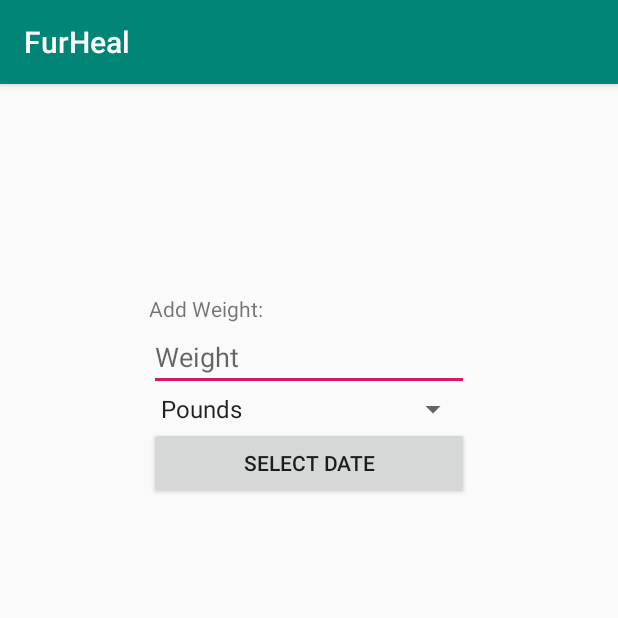
After one commit to kdow/FurHeal, an Android app: the AddWeightActivity screen opened directly, with no data from a screen before it, on a phone screen of 412 x 824 dp, the top half of it. The commit adds this screen. Run offline under Robolectric (Android 15) with nearby library versions, the phone set to English and light mode, and no system bars.

Commit message:
Add user input fields to add weight page

```diff
--- a/app/build.gradle
+++ b/app/build.gradle
@@ -27,4 +27,7 @@ dependencies {
     androidTestImplementation 'androidx.test:runner:1.2.0'
     androidTestImplementation 'androidx.test.espresso:espresso-core:3.2.0'
     implementation 'androidx.recyclerview:recyclerview:1.0.0'
+    implementation 'com.google.firebase:firebase-core:17.0.0'
 }
+
+apply plugin: 'com.google.gms.google-services'
--- a/app/src/main/AndroidManifest.xml
+++ b/app/src/main/AndroidManifest.xml
@@ -9,6 +9,7 @@
         android:roundIcon="@mipmap/ic_launcher_round"
         android:supportsRtl="true"
         android:theme="@style/AppTheme">
+        <activity android:name=".AddWeightActivity"></activity>
         <activity android:name=".WeightActivity"></activity>
         <activity android:name=".MainActivity">
             <intent-filter>
--- /dev/null
+++ b/app/src/main/java/com/myapp/android/furheal/AddWeightActivity.java
@@ -0,0 +1,73 @@
+package com.myapp.android.furheal;
+
+import android.app.DatePickerDialog;
+import android.os.Bundle;
+import android.util.Log;
+import android.view.View;
+import android.widget.AdapterView;
+import android.widget.ArrayAdapter;
+import android.widget.DatePicker;
+import android.widget.Spinner;
+import android.widget.TextView;
+
+import androidx.appcompat.app.AppCompatActivity;
+
+import java.util.Calendar;
+
+public class AddWeightActivity extends AppCompatActivity {
+
+    TextView date;
+    DatePickerDialog datePickerDialog;
+    int year;
+    int month;
+    int dayOfMonth;
+    Calendar calendar;
+
+    private View selectDate;
+
+    @Override
+    protected void onCreate(Bundle savedInstanceState) {
+        super.onCreate(savedInstanceState);
+        setContentView(R.layout.activity_add_weight);
+
+        Spinner spin = (Spinner) findViewById(R.id.add_weights_spinner);
+        ArrayAdapter<CharSequence> adapter = ArrayAdapter.createFromResource(this,
+                R.array.weight_options_array, android.R.layout.simple_spinner_item);
+        adapter.setDropDownViewResource(android.R.layout.simple_spinner_item);
+        spin.setAdapter(adapter);
+
+        spin.setOnItemSelectedListener(new AdapterView.OnItemSelectedListener() {
+            @Override
+            public void onItemSelected(AdapterView<?> parent, View view,
+                                       int position, long id) {
+                Log.v("item", (String) parent.getItemAtPosition(position));
+            }
+
+            @Override
+            public void onNothingSelected(AdapterView<?> parent) {
+            }
+        });
+
+        selectDate = findViewById(R.id.weight_date);
+        date = findViewById(R.id.tvDate);
+
+        selectDate.setOnClickListener(new View.OnClickListener() {
+            @Override
+            public void onClick(View view) {
+                calendar = Calendar.getInstance();
+                year = calendar.get(Calendar.YEAR);
+                month = calendar.get(Calendar.MONTH);
+                dayOfMonth = calendar.get(Calendar.DAY_OF_MONTH);
+                datePickerDialog = new DatePickerDialog(AddWeightActivity.this,
+                        new DatePickerDialog.OnDateSetListener() {
+                            @Override
+                            public void onDateSet(DatePicker datePicker, int year, int month, int day) {
+                                date.setText((month + 1) + "/" + day + "/" + year);
+                            }
+                        }, year, month, dayOfMonth);
+                datePickerDialog.getDatePicker();
+                datePickerDialog.show();
+            }
+        });
+    }
+}
--- /dev/null
+++ b/app/src/main/res/layout/activity_add_weight.xml
@@ -0,0 +1,51 @@
+<?xml version="1.0" encoding="utf-8"?>
+<RelativeLayout xmlns:android="http://schemas.android.com/apk/res/android"
+    android:layout_width="match_parent"
+    android:layout_height="match_parent"
+    android:orientation="vertical">
+    <LinearLayout
+        android:layout_width="wrap_content"
+        android:layout_height="wrap_content"
+        android:orientation="vertical"
+        android:layout_alignParentTop="true"
+        android:layout_centerHorizontal="true"
+        android:layout_marginTop="120dp"
+        android:id="@+id/linearLayout">
+
+        <TextView
+            android:id="@+id/textView4"
+            android:layout_width="match_parent"
+            android:layout_height="wrap_content"
+            android:layout_below="@+id/linearLayout"
+            android:layout_centerHorizontal="true"
+            android:layout_marginTop="20dp"
+            android:text="Add Weight:" />
+
+        <EditText
+            android:id="@+id/editText"
+            android:layout_width="wrap_content"
+            android:layout_height="wrap_content"
+            android:ems="10"
+            android:hint="Weight"
+            android:inputType="numberDecimal" />
+
+        <Spinner
+            android:id="@+id/add_weights_spinner"
+            android:layout_width="fill_parent"
+            android:layout_height="wrap_content" />
+
+        <Button
+            android:id="@+id/weight_date"
+            android:text="Select Date"
+            android:layout_width="match_parent"
+            android:layout_height="wrap_content" />
+
+        <TextView
+            android:id="@+id/tvDate"
+            android:layout_width="wrap_content"
+            android:layout_height="wrap_content"
+            android:text="" />
+
+    </LinearLayout>
+
+</RelativeLayout>
--- a/app/src/main/res/values/strings.xml
+++ b/app/src/main/res/values/strings.xml
@@ -4,4 +4,9 @@
     <string name="weight_log">Weight Log</string>
     <string name="add_weight">Add Weight</string>
     <string name="export_weight">Export Weight History</string>
+    <string-array name="weight_options_array">
+        <item>Pounds</item>
+        <item>Kilograms</item>
+    </string-array>
+    <string name="date_picker_title">Date of weighing:</string>
 </resources>
--- a/build.gradle
+++ b/build.gradle
@@ -8,7 +8,7 @@ buildscript {
     }
     dependencies {
         classpath 'com.android.tools.build:gradle:3.4.1'
-
+        classpath 'com.google.gms:google-services:4.2.0'
         // NOTE: Do not place your application dependencies here; they belong
         // in the individual module build.gradle files
     }
```
Also changed, not shown: app/src/main/java/com/myapp/android/furheal/WeightActivity.java (+29 -0 lines), app/src/main/res/layout/activity_weight.xml (+3 -4 lines), 2 other files.
